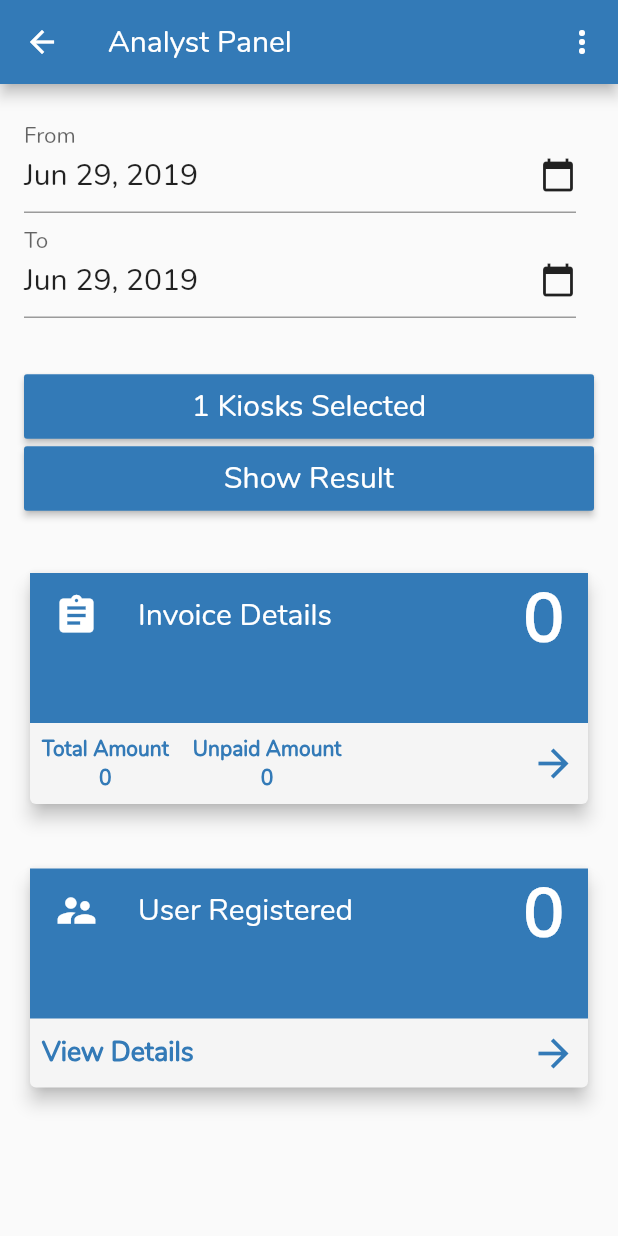
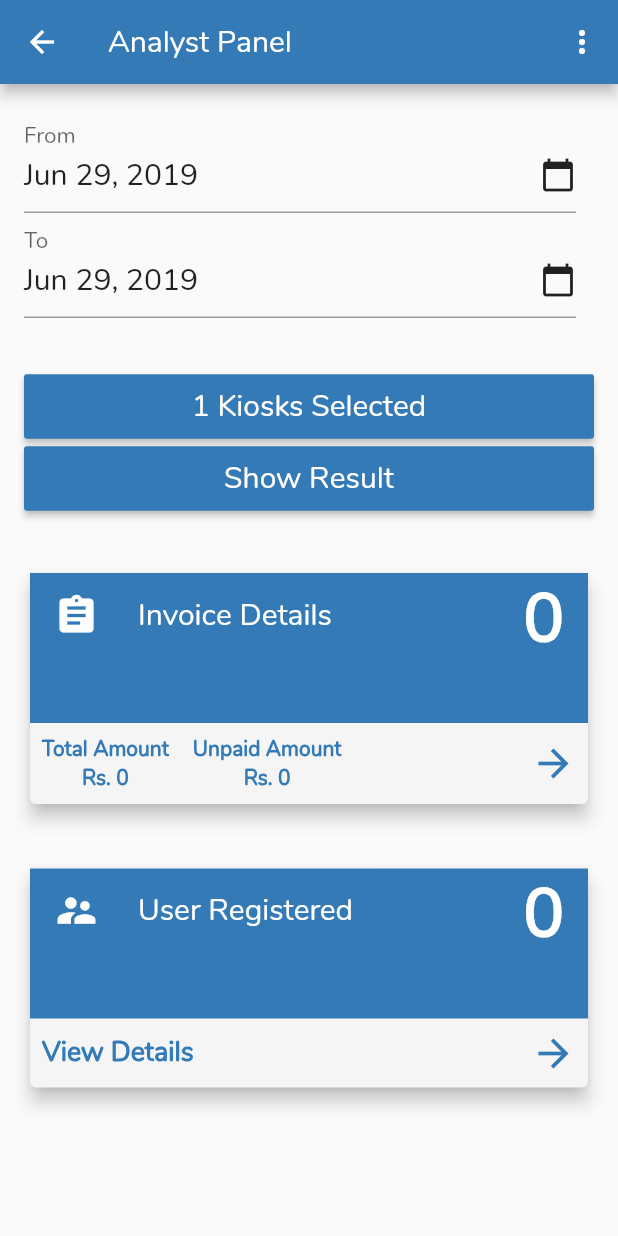
Before and after one commit to aditya08jaiswal/yolo_analyst, a Flutter app: the AnalystPage screen opened by its route, on a phone screen of 412 x 824 dp. Run offline on Flutter 3.47's test engine with Material 2 defaults, Android fonts, the phone set to English and light mode, and no system bars; our stand-ins replace fluttertoast, shared_preferences; missing offline and left inert: flutter_country_picker; accounts and stored records are empty; network calls fail.

```diff
--- a/lib/analyst_page.dart
+++ b/lib/analyst_page.dart
@@ -355,8 +355,11 @@ class AnalystPageState extends State<AnalystPage> with WidgetsBindingObserver {
                 }
               });
 
+
               print(Constants.INVOICE_DETAILS);
               print(Constants.USERLIST);
+              print('TOTAL AMOUNT : ' + Constants.TOTALAMOUNT.toString());
+              print('UNPAID AMOUNT : ' + Constants.UNPAIDAMOUNT.toString());
             });
           });
         }
@@ -514,7 +517,7 @@ class AnalystPageState extends State<AnalystPage> with WidgetsBindingObserver {
                                       fontWeight: FontWeight.bold,
                                       fontStyle: FontStyle.normal,
                                       color: cardBackgroundColor)),
-                              Text('${Constants.TOTALAMOUNT}',
+                              Text('Rs. ${Constants.TOTALAMOUNT}',
                                   style: TextStyle(
                                       fontWeight: FontWeight.bold,
                                       fontStyle: FontStyle.normal,
@@ -533,7 +536,7 @@ class AnalystPageState extends State<AnalystPage> with WidgetsBindingObserver {
                                       fontWeight: FontWeight.bold,
                                       fontStyle: FontStyle.normal,
                                       color: cardBackgroundColor)),
-                              Text('${Constants.UNPAIDAMOUNT}',
+                              Text('Rs. ${Constants.UNPAIDAMOUNT}',
                                   style: TextStyle(
                                       fontWeight: FontWeight.bold,
                                       fontStyle: FontStyle.normal,
```
